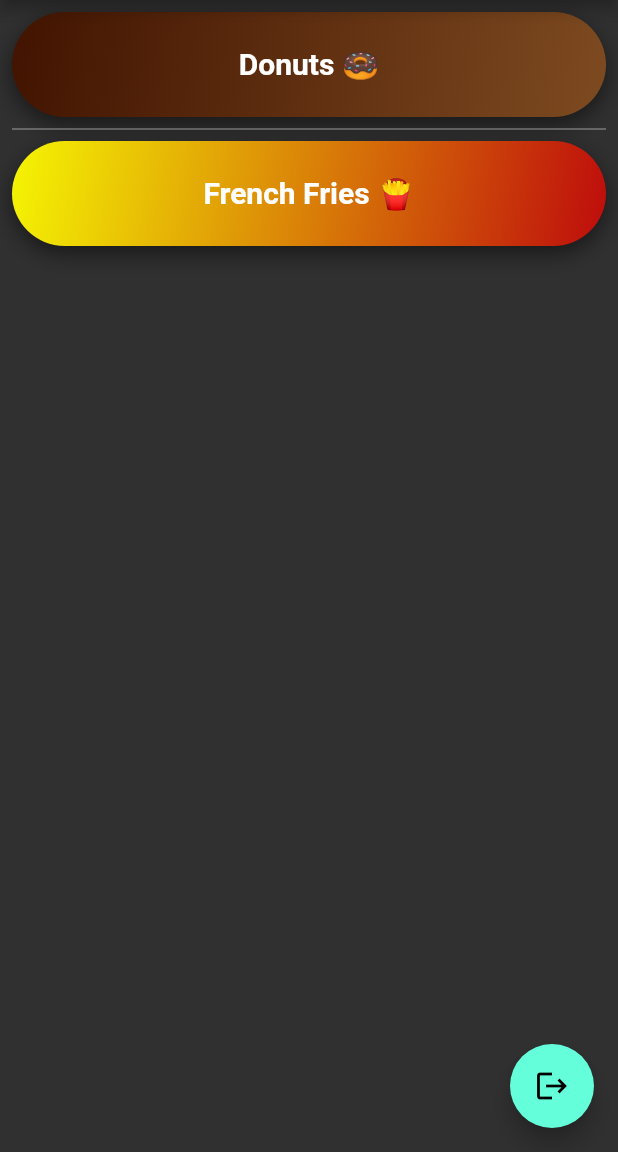
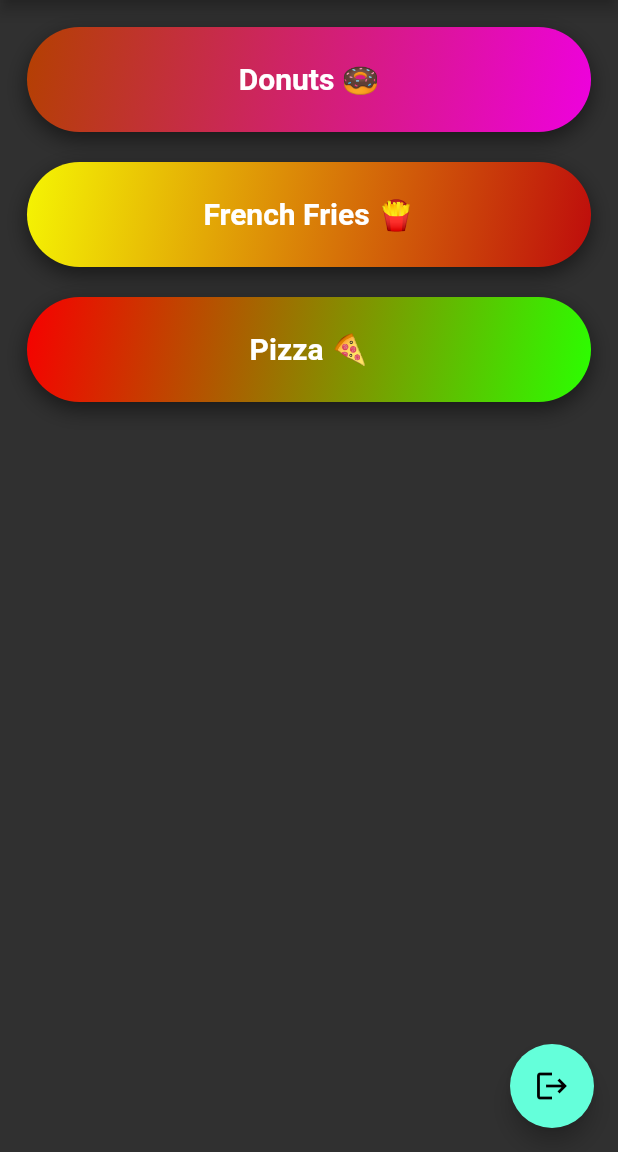
Before and after one commit to hatifmujahid/snack_chat_app, a Flutter app: the screen it shows once a user with an empty profile is signed in, on a phone screen of 412 x 824 dp, the part 84-1236 px from its top. Run offline on Flutter 3.47's test engine with Material 2 defaults, Android fonts, the phone set to English and light mode, and no system bars; our stand-ins replace firebase_auth, firebase_core, loading_animation_widget; accounts and stored records are empty; network calls fail; Roboto replaces fonts that are missing (Times New Roman).

```diff
--- a/movie_app/lib/home.dart
+++ b/movie_app/lib/home.dart
@@ -1,7 +1,11 @@
+
+
 import 'package:flutter/material.dart';
 import 'package:movie_app/Authentication_service.dart';
+import 'package:movie_app/chat.dart';
 import 'package:movie_app/signin.dart';
 import 'package:provider/provider.dart';
+import 'package:movie_app/chat.dart';
 
 class Home extends StatelessWidget {
   const Home({Key? key}) : super(key: key);
@@ -20,10 +24,20 @@ class Home extends StatelessWidget {
           child: Column(
 
             children: <Widget>[
+              InkWell(
+                child: Donuts(),
+                onTap: (){
+                  Navigator.push(
+                    context,
+                    MaterialPageRoute(
+                      builder: (_) => const Chat()
+                    ),
 
-              donuts(),
-              Divider(color: Colors.grey),
-              frenchFries()
+                  );
+                },
+              ),
+              frenchFries(),
+              Pizza(),
             ],
           ),
         ),
@@ -40,15 +54,16 @@ class Home extends StatelessWidget {
 }
 
 
-Widget donuts(){
+Widget Donuts(){
   return Container(
     height: 70,
+    margin: EdgeInsets.all(10),
     width: double.infinity,
     decoration: BoxDecoration(
       borderRadius: BorderRadius.circular(100),
         boxShadow: [
           BoxShadow(
-            color: Color(0x80000000),
+            color: const Color(0x80000000),
             blurRadius: 12.0,
             offset: Offset(0.0, 5.0),
           ),
@@ -57,11 +72,12 @@ Widget donuts(){
           begin: Alignment.topLeft,
           end: Alignment.bottomRight,
           colors: [
-            Color.fromARGB(255, 66, 20, 1),
-            Color.fromARGB(255, 125, 74, 32)
+            Color.fromARGB(255, 180, 64, 1),
+            Color.fromARGB(255, 238, 1, 222)
           ],
         )
       ),
+
       child: Center(
         child: Text(
           "Donuts 🍩",
@@ -76,6 +92,7 @@ Widget donuts(){
 Widget frenchFries(){
   return Container(
     height: 70,
+    margin: EdgeInsets.all(10),
     width: double.infinity,
     decoration: BoxDecoration(
       borderRadius: BorderRadius.circular(100),
@@ -104,5 +121,40 @@ Widget frenchFries(){
           ),
         ),
       ),
+
     );
 }
+Widget Pizza(){
+  return Container(
+    height: 70,
+    margin: EdgeInsets.all(10),
+    width: double.infinity,
+    decoration: BoxDecoration(
+      borderRadius: BorderRadius.circular(100),
+        boxShadow: [
+          BoxShadow(
+            color: Color(0x80000000),
+            blurRadius: 12.0,
+            offset: Offset(0.0, 5.0),
+          ),
+        ],
+        gradient: const LinearGradient(
+          begin: Alignment.topLeft,
+          end: Alignment.bottomRight,
+          colors: [
+            Color.fromARGB(255, 247, 0, 0),
+            Color.fromARGB(255, 43, 255, 1)
+          ],
+        )
+      ),
+      child: Center(
+        child: Text(
+          "Pizza 🍕",
+          style: TextStyle(
+            fontWeight: FontWeight.bold,
+            fontSize: 20,
+          ),
+        ),
+      ),
+    );
+}
--- a/movie_app/lib/main.dart
+++ b/movie_app/lib/main.dart
@@ -1,3 +1,5 @@
+import 'dart:io';
+
 import 'package:firebase_auth/firebase_auth.dart';
 import 'package:firebase_core/firebase_core.dart';
 import 'package:flutter/material.dart';
@@ -8,13 +10,13 @@ import 'package:provider/provider.dart';
 
 Future<void> main(List<String> args) async {
   WidgetsFlutterBinding.ensureInitialized();
+
   await Firebase.initializeApp();
   runApp(loginApp());
 }
 
 class loginApp extends StatelessWidget {
   const loginApp({ Key? key }) : super(key: key);
-
   @override
   Widget build(BuildContext context) {
     return MultiProvider(
@@ -31,8 +33,6 @@ class loginApp extends StatelessWidget {
 
       ],
       child:  MaterialApp(
-        title: 'Flutter Demo',
-
         theme: ThemeData(
 
           brightness: Brightness.dark
--- a/movie_app/pubspec.yaml
+++ b/movie_app/pubspec.yaml
@@ -30,7 +30,7 @@ dependencies:
   flutter:
     sdk: flutter
   http: ^0.12.0+1
-
+  loading_animation_widget:
   # The following adds the Cupertino Icons font to your application.
   # Use with the CupertinoIcons class for iOS style icons.
   cupertino_icons: ^1.0.2
```
Also changed, not shown: movie_app/lib/chat.dart (added, +52 -0 lines), movie_app/lib/signin.dart (+29 -8 lines), movie_app/pubspec.lock.
